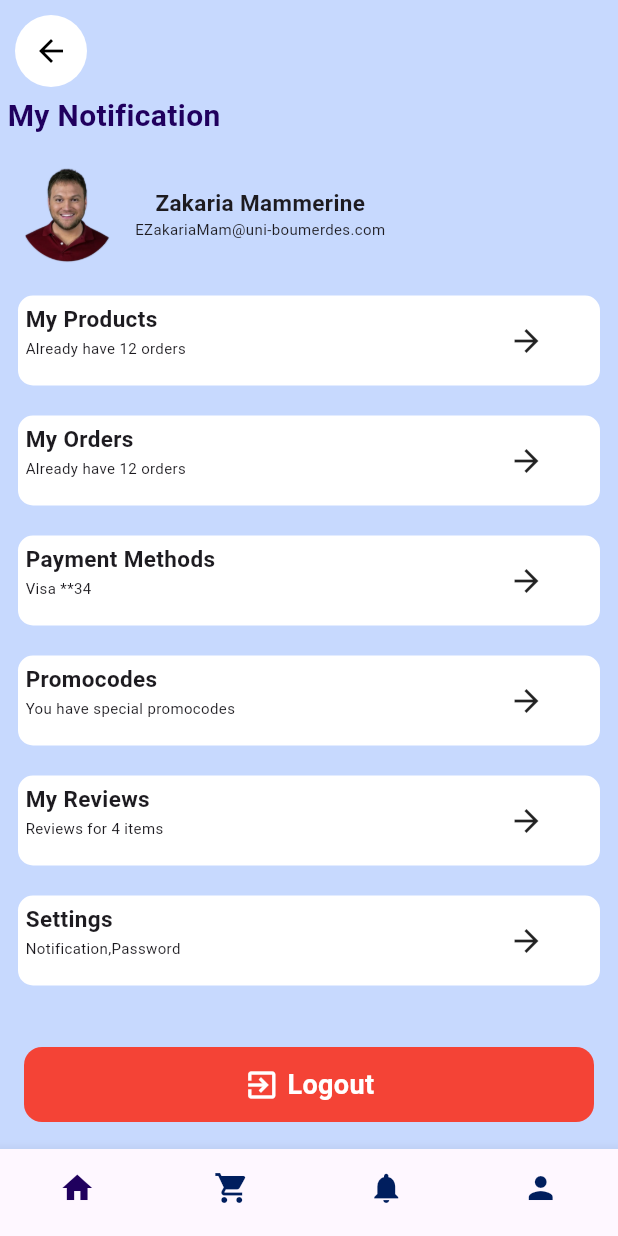
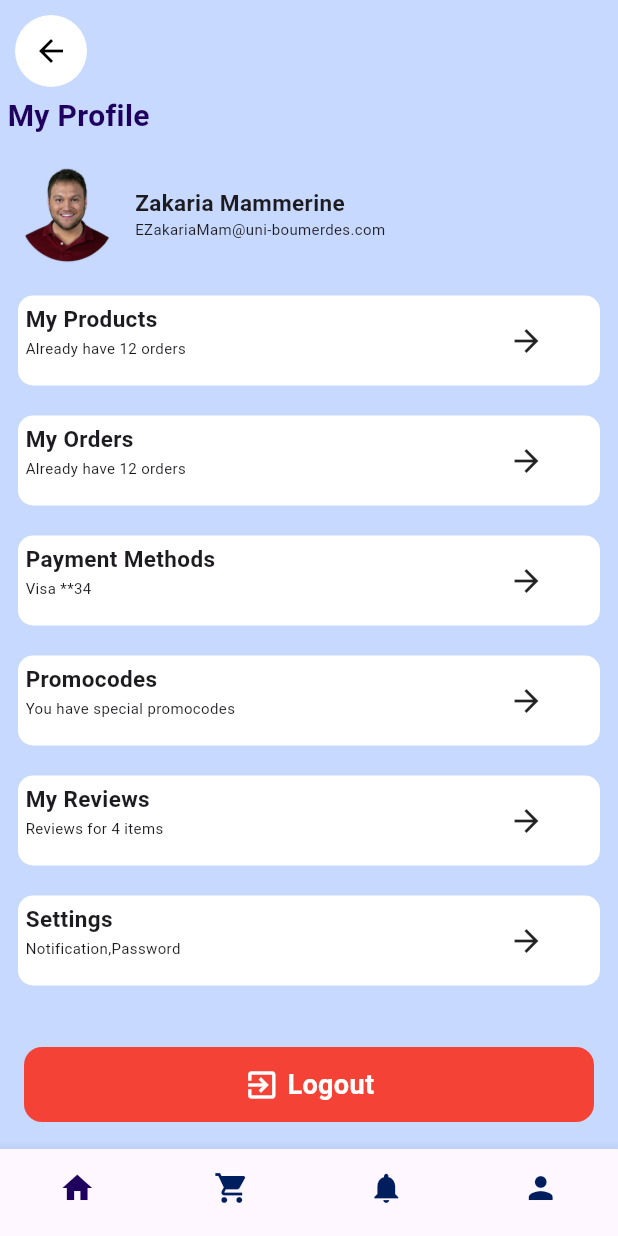
Before and after one commit to zakariaMam/Profile-screen, a Flutter app: the screen it shows after launch, on a phone screen of 412 x 824 dp. Run offline on Flutter 3.47's test engine with Material 3 defaults, Android fonts, the phone set to English and light mode, and no system bars.

Commit message:
I've made changes from my notifiction to my profile

```diff
--- a/flutter_application_1/lib/pages/Profilescreen.dart
+++ b/flutter_application_1/lib/pages/Profilescreen.dart
@@ -72,7 +72,7 @@ class Profilescreen extends StatelessWidget {
         Padding(
           padding: const EdgeInsets.all(5),
           child: Text(
-            'My Notification',
+            'My Profile',
             style: TextStyle(
                 fontSize: 20,
                 fontWeight: FontWeight.bold,
@@ -98,7 +98,7 @@ class Profilescreen extends StatelessWidget {
             ),
           ),
         ),
-        Column(children: [
+        Column(crossAxisAlignment: CrossAxisAlignment.start, children: [
           Align(
             alignment: Alignment.topLeft,
             child: Text(
```
